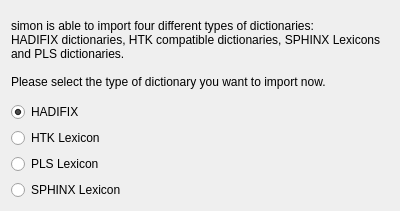
Before: the Qt Designer form simon/src/simonmodelmanagementui/ImportDict/importdictselectsourcepage.ui in KDE/simon, drawn with Qt 5.
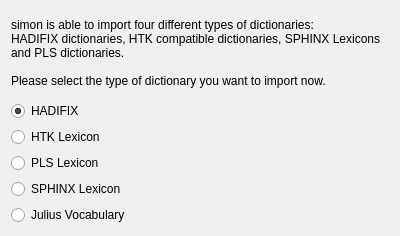
After: the same form once the commit is applied.

Commit message: Beginning to implement the pronunciation training. Julius vocabularies can now be imported.

The edit to the form file:
```diff
--- a/simon/src/simonmodelmanagementui/ImportDict/importdictselectsourcepage.ui
+++ b/simon/src/simonmodelmanagementui/ImportDict/importdictselectsourcepage.ui
@@ -1,12 +1,12 @@
 <ui version="4.0" >
  <class>ImportDictSelectSourcePage</class>
- <widget class="QWidget" name="ImportDictSelectSourcePage" >
-  <property name="geometry" >
+ <widget class="QWidget" name="ImportDictSelectSourcePage">
+  <property name="geometry">
    <rect>
     <x>0</x>
     <y>0</y>
     <width>400</width>
-    <height>211</height>
+    <height>236</height>
    </rect>
   </property>
   <property name="windowTitle" >
@@ -57,6 +57,13 @@
      </property>
     </widget>
    </item>
+   <item>
+    <widget class="QRadioButton" name="rbJuliusVocabulary">
+     <property name="text">
+      <string>Julius Vocabulary</string>
+     </property>
+    </widget>
+   </item>
   </layout>
  </widget>
  <resources/>
```
Left out of the diff: 31 changed lines with no effect on the pictures. The commit also changes 29 other files.
